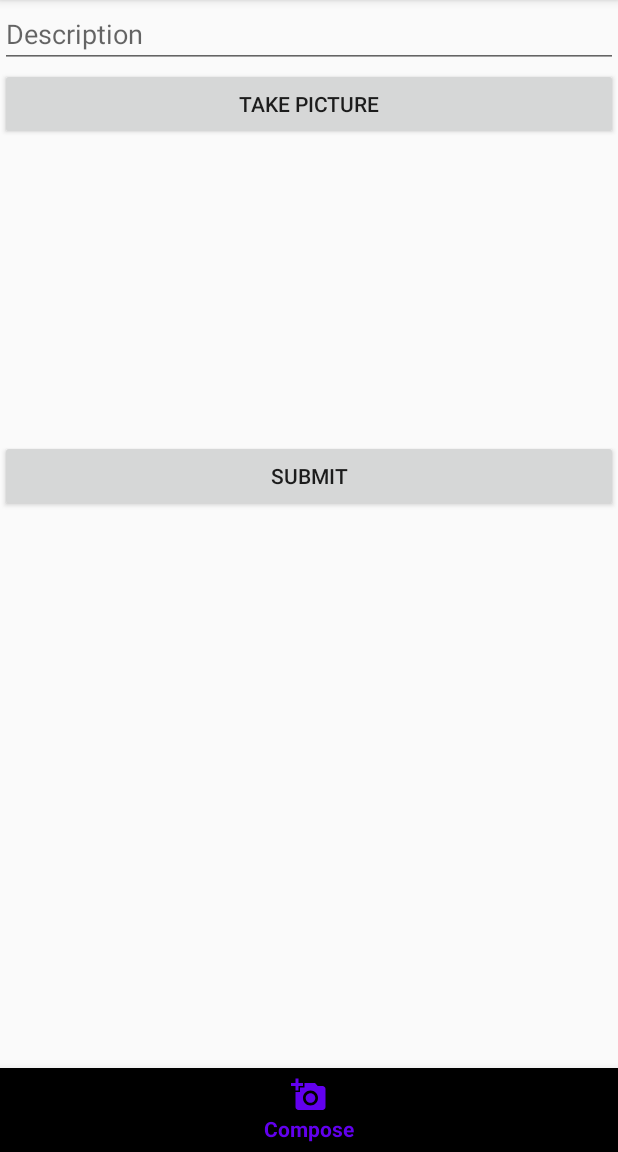
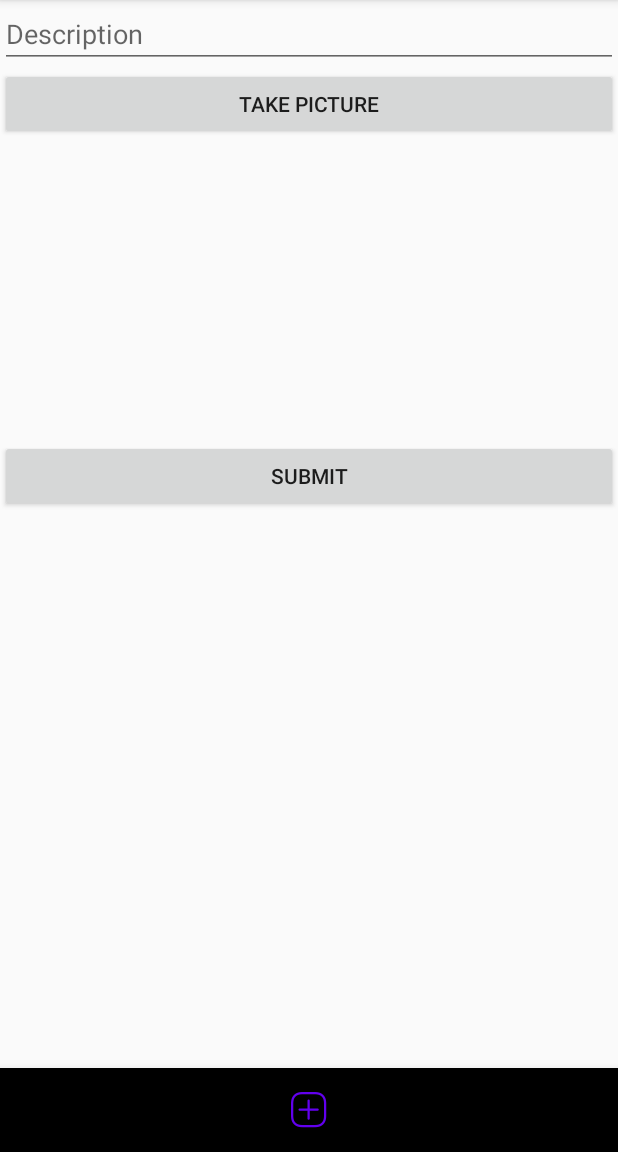
Before and after one commit to dannymota/Parstagram, an Android app: the MainActivity screen opened directly, with no data from a screen before it, item 2 of the bottom bar chosen, on a phone screen of 412 x 824 dp, the part 84-1236 px from its top. Run offline under Robolectric (Android 15) with nearby library versions, the phone set to English and light mode, and no system bars; libraries missing offline, so code that uses them is left out: com.parse, org.parceler; pictures from the network do not load; 5 statements that could not run were skipped.

Commit message:
Change bottom nav icons, add heart and comment icon to item post

```diff
--- a/app/src/main/res/layout/activity_main.xml
+++ b/app/src/main/res/layout/activity_main.xml
@@ -17,6 +17,7 @@
         android:id="@+id/bottomNavigation"
         android:layout_width="match_parent"
         android:layout_height="wrap_content"
+        app:labelVisibilityMode="unlabeled"
         android:layout_alignParentBottom="true"
         app:menu="@menu/menu_bottom_navigation" />
 </RelativeLayout>
--- a/app/src/main/res/menu/menu_bottom_navigation.xml
+++ b/app/src/main/res/menu/menu_bottom_navigation.xml
@@ -5,17 +5,17 @@
 
     <item
         android:id="@+id/action_home"
-        android:icon="@drawable/ic_baseline_home_24"
+        android:icon="@drawable/instagram_home_outline_24"
         android:title="Home"
         app:showAsAction="always" />
     <item
         android:id="@+id/action_compose"
-        android:icon="@drawable/ic_baseline_add_a_photo_24"
+        android:icon="@drawable/instagram_new_post_outline_24"
         android:title="Compose"
         app:showAsAction="always" />
     <item
         android:id="@+id/action_profile"
-        android:icon="@drawable/ic_baseline_person_24"
+        android:icon="@drawable/instagram_user_outline_24"
         android:title="Profile"
         app:showAsAction="always" />
 </menu>
```
Also changed, not shown: app/src/main/res/layout/item_post.xml (+21 -1 lines).
